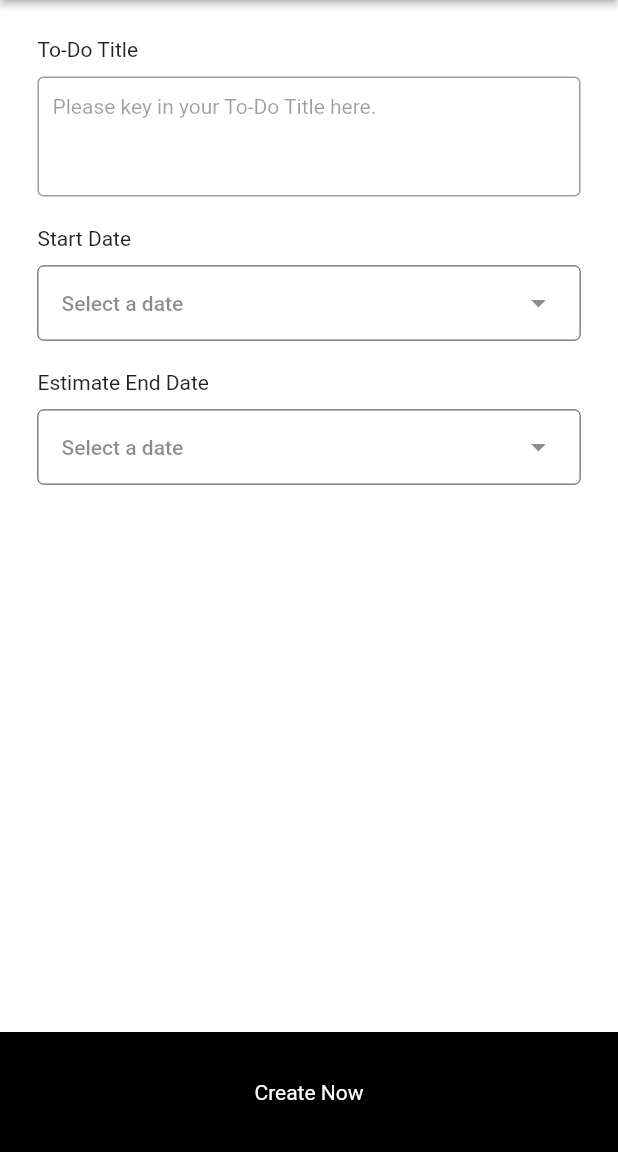
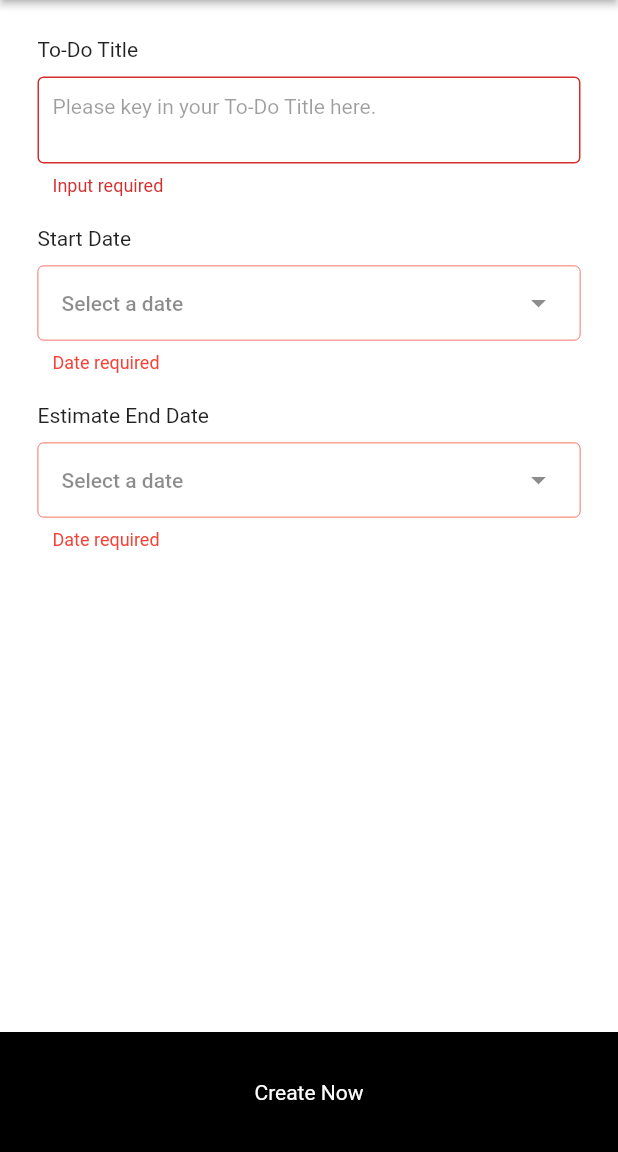
Before and after one commit to ws8149/flutter-to-do-list, a Flutter app: the AddTodoPage screen opened directly with empty values, after a tap on "Create Now", on a phone screen of 412 x 824 dp, the part 84-1236 px from its top. Run offline on Flutter 3.47's test engine with Material 2 defaults, Android fonts, the phone set to English and light mode, and no system bars; our stand-ins replace shared_preferences; accounts and stored records are empty.

Commit message:
Add validation to date picker

```diff
--- a/lib/components/DatePicker.dart
+++ b/lib/components/DatePicker.dart
@@ -5,10 +5,14 @@ class DatePicker extends StatefulWidget {
   final DateTime? selectedDate;
   final Function onSelect;
 
-  DatePicker({required this.onSelect, this.selectedDate});
+  DatePicker({
+    Key? key,
+    required this.onSelect,
+    this.selectedDate,
+  });
 
   @override
-  DatePickerState createState() => DatePickerState();
+  State<DatePicker> createState() => DatePickerState();
 }
 
 class DatePickerState extends State<DatePicker> {
@@ -63,8 +67,8 @@ class DatePickerState extends State<DatePicker> {
               onDateTimeChanged: (DateTime newDate) {
                 selectedDate = newDate;
               },
-              minimumYear: 2000,
-              maximumYear: DateTime.now().year,
+              minimumYear: DateTime.now().year,
+              maximumYear: DateTime.now().year + 1,
               mode: CupertinoDatePickerMode.date,
             ),
           ),
@@ -92,15 +96,50 @@ class DatePickerState extends State<DatePicker> {
     );
   }
 
+  Widget showErrorText (FormFieldState<DateTime>formState, BuildContext context) {
+    return Container(
+      padding: EdgeInsets.only(top: 8, left: 10),
+      child: Align(
+        alignment: Alignment.centerLeft,
+        child: (
+          Text(
+            formState.errorText!,
+            style: TextStyle(color: Colors.red, fontSize: 12)
+          )
+        ),
+      ),
+    );
+  }
+
   @override
   Widget build(BuildContext context) {
-    return SizedBox(
+    return FormField<DateTime>(
+      autovalidateMode: AutovalidateMode.onUserInteraction,
+      initialValue: widget.selectedDate,
+      validator: (value) {
+        if (value == null) {
+          return 'Date required';
+        }
+      },
+      builder: (formState) {
+        late Color border_color;
+
+        if (formState.hasError) {
+          border_color = Colors.red;
+        } else {
+          border_color = Colors.black;
+        }
+
+        return Column(
+          children: [
+            (
+                SizedBox(
                   width: double.infinity,
                   height: 50,
                   child: OutlinedButton(
                     style: OutlinedButton.styleFrom(
                       side: BorderSide(
-            color: Colors.black,
+                        color: border_color,
                         style: BorderStyle.solid,
                         width: 0.5,
                       ),
@@ -117,6 +156,13 @@ class DatePickerState extends State<DatePicker> {
                       ],
                     ),
                   ),
+                )
+            ),
+            if (formState.hasError) showErrorText(formState, context)
+          ],
+        );
+      },
+
     );
   }
 }
--- /dev/null
+++ b/lib/helpers/AlertHelper.dart
@@ -0,0 +1,22 @@
+import 'package:flutter/material.dart';
+
+Future<void> showAlert(String errorText, BuildContext context) async {
+  return showDialog<void>(
+    context: context,
+    barrierDismissible: false, // user must tap button!
+    builder: (BuildContext context) {
+      return AlertDialog(
+        title: const Text('To-Do List'),
+        content: Text(errorText),
+        actions: <Widget>[
+          TextButton(
+            child: const Text('OK'),
+            onPressed: () {
+              Navigator.of(context).pop();
+            },
+          ),
+        ],
+      );
+    },
+  );
+}
--- a/lib/pages/todo/AddTodoPage.dart
+++ b/lib/pages/todo/AddTodoPage.dart
@@ -1,5 +1,6 @@
 
 import 'package:flutter/material.dart';
+import 'package:flutter_to_do_list/helpers/AlertHelper.dart';
 import 'package:flutter_to_do_list/storage/LocalStorage.dart';
 import 'package:shared_preferences/shared_preferences.dart';
 
@@ -20,6 +21,9 @@ class AddTodoPage extends StatefulWidget {
 }
 
 class _AddTodoPageState extends State<AddTodoPage> {
+  final _formKey = GlobalKey<FormState>();
+  bool _isValidationTriggered = false;
+
   String? _title;
 
   AppDate? _start_app_date;
@@ -35,7 +39,10 @@ class _AddTodoPageState extends State<AddTodoPage> {
       appBar: AppNavBar(
         label: 'Add New To-Do List',
       ),
-      body: Column(
+      body: Form(
+        key: _formKey,
+        autovalidateMode: _isValidationTriggered ? AutovalidateMode.onUserInteraction : AutovalidateMode.disabled,
+        child: Column(
           children: [
             Container(
               padding: EdgeInsets.all(25.0),
@@ -62,6 +69,13 @@ class _AddTodoPageState extends State<AddTodoPage> {
                       maxLines: null,
                       minLines: null,
                       maxLength: 100,
+                      validator: (value) {
+                        if (value == null || value.isEmpty) {
+                          return 'Input required';
+                        }
+
+                        return null;
+                      },
                       onChanged: (value) {
                         setState(() {
                           _title = value;
@@ -77,6 +91,7 @@ class _AddTodoPageState extends State<AddTodoPage> {
                   const SizedBox(height: 10),
 
                   DatePicker(
+
                     onSelect: (DateTime selectedDate, String displayDate) {
                       AppDate selected_app_date = AppDate(selectedDate.toString(), displayDate);
 
@@ -115,7 +130,17 @@ class _AddTodoPageState extends State<AddTodoPage> {
 
             InkWell(
               onTap: () async {
+                setState(() { _isValidationTriggered = true; });
+
+                if (_formKey.currentState!.validate()) {
+
+                  if (_start_date_time!.isAfter(_end_date_time!)) {
+                    showAlert("Start date must be before end date.", context);
+                    return;
+                  }
+
                   LocalStorage localStorage = LocalStorage();
+
                   await localStorage.saveTodo(
                       widget.currentId,
                       _title!,
@@ -124,7 +149,10 @@ class _AddTodoPageState extends State<AddTodoPage> {
                       _start_date_time!,
                       _end_date_time!
                   );
+
                   Navigator.pushNamedAndRemoveUntil(context, '/', (_) => false);
+                }
+
               },
               child: Container(
                   width: MediaQuery.of(context).size.width,
@@ -137,6 +165,7 @@ class _AddTodoPageState extends State<AddTodoPage> {
             )
           ],
         ),
+      ),
 
     );
   }
```
Lines whose indentation alone changed are shown as unchanged.
